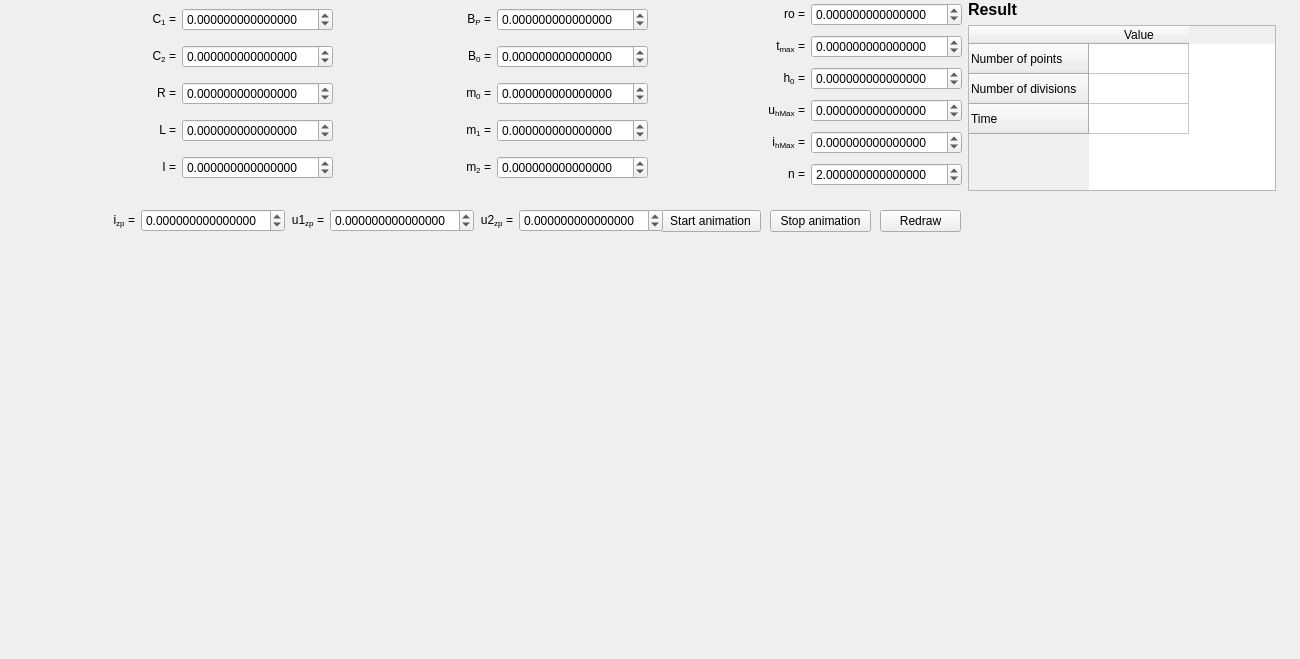
Qt form widgets/trajectorywidget.ui (zsolt-racz/chua-trajectory-visualiser) before a commit.
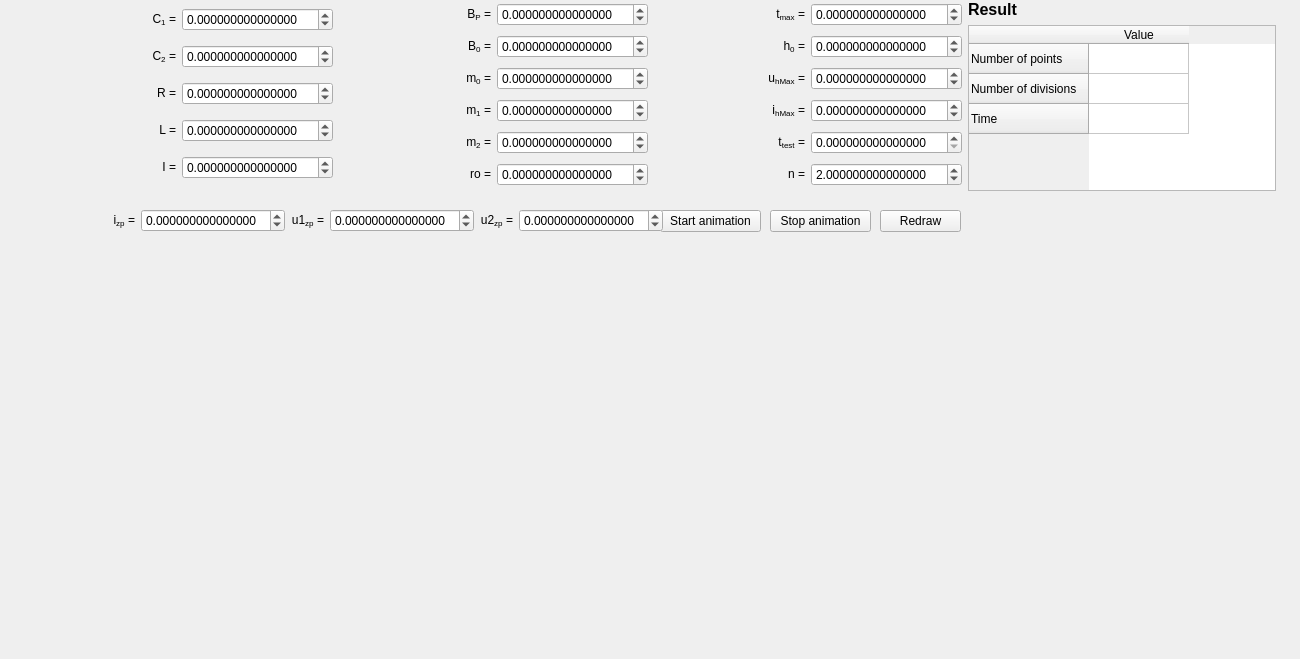
The same form after that commit. Custom widgets are drawn as their Qt base class.

```diff
--- a/widgets/trajectorywidget.ui
+++ b/widgets/trajectorywidget.ui
@@ -325,10 +325,6 @@
         </item>
        </layout>
       </item>
-     </layout>
-    </item>
-    <item>
-     <layout class="QVBoxLayout" name="verticalLayout_4">
       <item>
        <layout class="QHBoxLayout" name="horizontalLayout_7">
         <item>
@@ -353,6 +349,10 @@
         </item>
        </layout>
       </item>
+     </layout>
+    </item>
+    <item>
+     <layout class="QVBoxLayout" name="verticalLayout_4">
       <item>
        <layout class="QHBoxLayout" name="horizontalLayout_12">
         <item>
@@ -453,6 +453,33 @@
        <layout class="QHBoxLayout" name="horizontalLayout_21">
         <item>
          <widget class="QLabel" name="label_20">
+          <property name="text">
+           <string>&lt;html&gt;&lt;head/&gt;&lt;body&gt;&lt;p align=&quot;right&quot;&gt;t&lt;span style=&quot; vertical-align:sub;&quot;&gt;test&lt;/span&gt; =&lt;/p&gt;&lt;/body&gt;&lt;/html&gt;</string>
+          </property>
+         </widget>
+        </item>
+        <item>
+         <widget class="QDoubleSpinBox" name="input_t_test">
+          <property name="decimals">
+           <number>15</number>
+          </property>
+          <property name="minimum">
+           <double>0.000000000000000</double>
+          </property>
+          <property name="maximum">
+           <double>999999.989999999990687</double>
+          </property>
+          <property name="value">
+           <double>0.000000000000000</double>
+          </property>
+         </widget>
+        </item>
+       </layout>
+      </item>
+      <item>
+       <layout class="QHBoxLayout" name="horizontalLayout_24">
+        <item>
+         <widget class="QLabel" name="label_23">
           <property name="text">
            <string>&lt;html&gt;&lt;head/&gt;&lt;body&gt;&lt;p align=&quot;right&quot;&gt;n =&lt;/p&gt;&lt;/body&gt;&lt;/html&gt;</string>
           </property>
```
